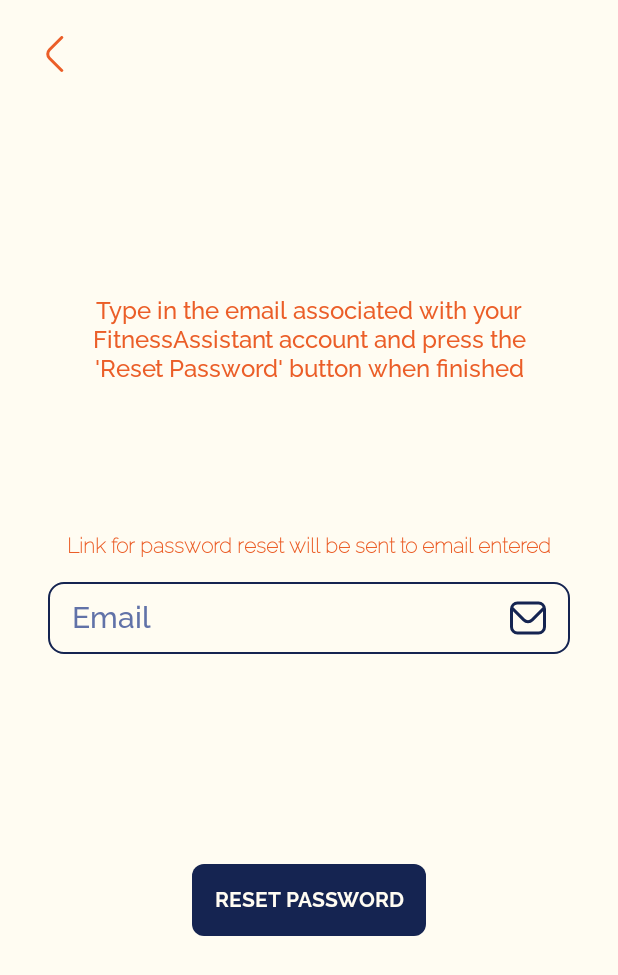
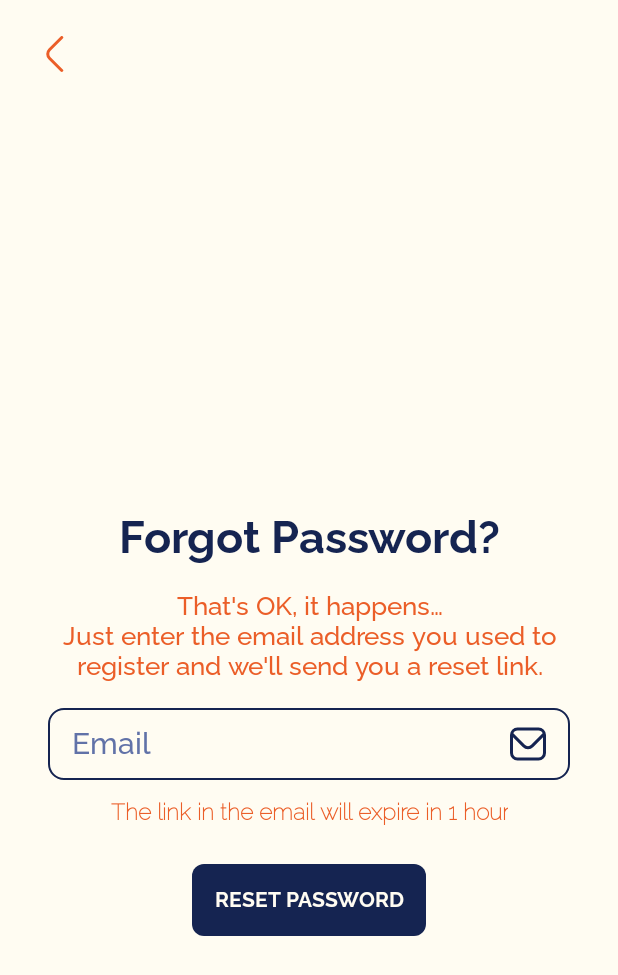
Before and after one commit to MarkoGordic/FitnessAssistant, an Android app: the PasswordResetActivity screen opened directly, with no data from a screen before it, on a phone screen of 412 x 824 dp. Shown: the top 975 px of the screen. Run offline under Robolectric (Android 15) with nearby library versions, the phone set to English and light mode, and no system bars; our stand-ins replace Firebase (no records; nobody signed in at launch, a user with empty details on screens opened directly).

Commit message:
Added success animation
- fixed password_reset_screen.xml desing
- added new strings in strings.xml
- renamed some packages and classes
- cleaned up the code even more
- figured out spam can't be handled that well, doesn't matter much :/
- figured out more TODOs :)

```diff
--- a/app/src/main/java/com/example/fitnessassistant/HomePageActivity.java
+++ b/app/src/main/java/com/example/homepage/HomePageActivity.java
@@ -1,9 +1,11 @@
-package com.example.fitnessassistant;
+package com.example.homepage;
 
 import android.os.Bundle;
 import android.widget.TextView;
 
 import androidx.appcompat.app.AppCompatActivity;
+
+import com.example.authentication.R;
 
 import java.util.Calendar;
 import java.util.Date;
--- a/app/src/main/res/layout/password_reset_screen.xml
+++ b/app/src/main/res/layout/password_reset_screen.xml
@@ -26,18 +26,39 @@
 
     <!-- Large textView -->
     <TextView
+        android:id="@+id/resetPasswordTextView"
+
+        android:layout_width="wrap_content"
+        android:layout_height="wrap_content"
+
+        app:layout_constraintBottom_toTopOf="@id/emailEditForReset"
+        app:layout_constraintStart_toStartOf="parent"
+        app:layout_constraintEnd_toEndOf="parent"
+
+        android:layout_marginBottom="96dp"
+
+        android:fontFamily="@font/ralewayb"
+        android:includeFontPadding="false"
+        android:text="@string/forgot_password"
+        android:textAlignment="center"
+        android:textColor="@color/SpaceCadet"
+        android:textFontWeight="600"
+        android:textSize="30sp"/>
+
+    <!-- Large textView-->
+    <TextView
         android:id="@+id/largeResetPasswordTextView"
 
         android:layout_width="wrap_content"
         android:layout_height="wrap_content"
 
-        app:layout_constraintBottom_toTopOf="@id/smallResetPasswordTextView"
         app:layout_constraintStart_toStartOf="parent"
         app:layout_constraintEnd_toEndOf="parent"
+        app:layout_constraintTop_toBottomOf="@+id/resetPasswordTextView"
+        app:layout_constraintBottom_toTopOf="@id/emailEditForReset"
 
-        android:layout_marginBottom="100dp"
-        android:paddingStart="48dp"
-        android:paddingEnd="48dp"
+        android:paddingStart="36dp"
+        android:paddingEnd="36dp"
 
         android:fontFamily="@font/ralewaym"
         android:includeFontPadding="false"
@@ -45,7 +66,7 @@
         android:textAlignment="center"
         android:textColor="@color/Flame"
         android:textFontWeight="600"
-        android:textSize="16sp"/>
+        android:textSize="17sp"/>
 
     <!-- Small textView -->
     <TextView
@@ -54,13 +75,13 @@
         android:layout_width="wrap_content"
         android:layout_height="wrap_content"
 
-        app:layout_constraintStart_toStartOf="parent"
-        app:layout_constraintEnd_toEndOf="parent"
-        app:layout_constraintBottom_toTopOf="@+id/emailEditForReset"
+        app:layout_constraintStart_toStartOf="@id/emailEditForReset"
+        app:layout_constraintEnd_toEndOf="@id/emailEditForReset"
+        app:layout_constraintTop_toBottomOf="@+id/emailEditForReset"
 
-        android:layout_marginBottom="16dp"
         android:paddingStart="32dp"
         android:paddingEnd="32dp"
+        android:layout_marginTop="12dp"
 
         android:fontFamily="@font/raleway"
         android:includeFontPadding="false"
@@ -68,7 +89,7 @@
         android:textAlignment="center"
         android:textColor="@color/Flame"
         android:textFontWeight="600"
-        android:textSize="14sp"/>
+        android:textSize="15sp"/>
 
     <!-- Email EditText -->
     <EditText
@@ -77,13 +98,13 @@
         android:layout_width="match_parent"
         android:layout_height="48dp"
 
-        app:layout_constraintBottom_toBottomOf="parent"
-        app:layout_constraintTop_toTopOf="parent"
+        app:layout_constraintBottom_toTopOf="@id/resetPasswordButton"
         app:layout_constraintStart_toStartOf="parent"
         app:layout_constraintEnd_toEndOf="parent"
 
         android:layout_marginStart="32dp"
         android:layout_marginEnd="32dp"
+        android:layout_marginBottom="56dp"
 
         android:autofillHints="password"
 
--- a/app/src/main/res/values/strings.xml
+++ b/app/src/main/res/values/strings.xml
@@ -17,10 +17,9 @@
     <string name="invalid_email">Text entered is not an email address. Please try again.</string>
     <string name="forgot_password">Forgot Password?</string>
     <string name="reset_password">Reset Password</string>
-    <string name="large_password_reset_text">Type in the email associated with your
-        FitnessAssistant account and press the \'Reset Password\' button when finished</string>
-    <string name="link_will_be_sent">Link for password reset will be sent to email entered</string>
-    <string name="link_has_been_sent">Link has been sent</string>
+    <string name="large_password_reset_text">That\'s OK, it happens…\nJust enter the email address you used to register and we\'ll send you a reset link.</string>
+    <string name="link_will_be_sent">The link in the email will expire in 1 hour</string>
+    <string name="link_has_been_sent">Email has been sent</string>
     <string name="back_button_description">Return to previous activity</string>
 
     <!-- Navigation Bar strings -->
```
Also changed, not shown: app/src/main/AndroidManifest.xml (+4 -4 lines), app/src/main/java/com/example/authentication/AuthFunctional.java (renamed from app/src/main/java/com/example/fitnessassistant/SignInFunctional.java, +29 -2 lines), app/src/main/java/com/example/authentication/PasswordResetActivity.java (added, +83 -0 lines), app/src/main/java/com/example/authentication/SignInActivity.java (renamed from app/src/main/java/com/example/fitnessassistant/SignInActivity.java, +15 -36 lines), app/src/main/java/com/example/fitnessassistant/PasswordResetActivity.java (deleted, +0 -66 lines), app/src/main/res/anim/authentication_loading.xml (renamed from app/src/main/res/anim/fitnessassistant_loading.xml), app/src/main/res/anim/authentication_opening.xml (renamed from app/src/main/res/anim/fitnessassistant_opening.xml), 4 other files.
